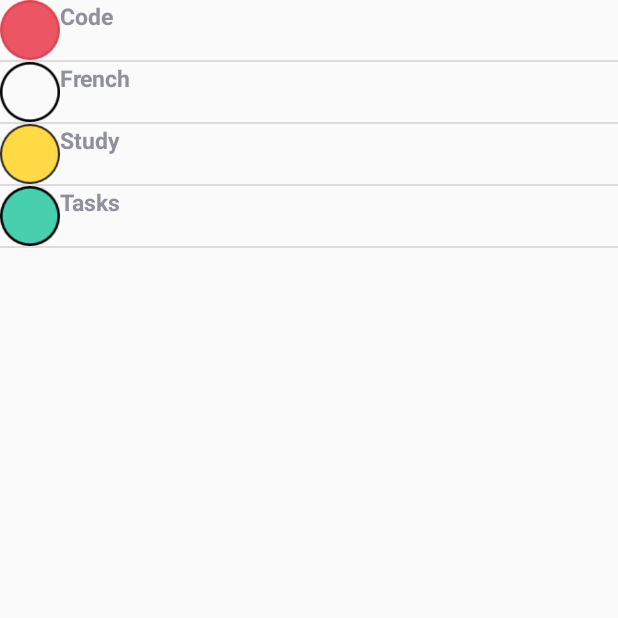
After one commit to alsahmou/focus-android-app, an Android app: the TaskManager screen opened directly, with no data from a screen before it, on a phone screen of 412 x 824 dp, the top half of it. The commit adds this screen. Run offline under Robolectric (Android 15) with nearby library versions, the phone set to English and light mode, and no system bars.

Commit message:
Tasks List Created

```diff
--- a/app/src/main/AndroidManifest.xml
+++ b/app/src/main/AndroidManifest.xml
@@ -9,7 +9,9 @@
         android:roundIcon="@mipmap/ic_launcher_round"
         android:supportsRtl="true"
         android:theme="@style/AppTheme">
-        <activity android:name=".MainActivity"
+        <activity android:name=".TaskManager"></activity>
+        <activity
+            android:name=".MainActivity"
             android:configChanges="orientation|keyboardHidden"
             android:label="@string/app_name">
             <intent-filter>
@@ -18,7 +20,6 @@
                 <category android:name="android.intent.category.LAUNCHER" />
             </intent-filter>
         </activity>
-
     </application>
 
 </manifest>
--- /dev/null
+++ b/app/src/main/java/com/example/focusapp/ImageAndTextAdapter.java
@@ -0,0 +1,65 @@
+package com.example.focusapp;
+
+
+import android.content.Context;
+import android.content.res.TypedArray;
+import android.view.LayoutInflater;
+import android.view.View;
+import android.view.ViewGroup;
+import android.widget.ArrayAdapter;
+import android.widget.ImageView;
+import android.widget.TextView;
+
+import com.example.focusapp.R;
+
+
+public class ImageAndTextAdapter extends ArrayAdapter<String> {
+
+    private LayoutInflater mInflater;
+
+    private String[] mStrings;
+    private TypedArray mIcons;
+
+    private int mViewResourceId;
+
+    public ImageAndTextAdapter(Context ctx, int viewResourceId,
+                               String[] strings, TypedArray icons) {
+        super(ctx, viewResourceId, strings);
+
+        mInflater = (LayoutInflater)ctx.getSystemService(
+                Context.LAYOUT_INFLATER_SERVICE);
+
+        mStrings = strings;
+        mIcons = icons;
+
+        mViewResourceId = viewResourceId;
+    }
+
+    @Override
+    public int getCount() {
+        return mStrings.length;
+    }
+
+    @Override
+    public String getItem(int position) {
+        return mStrings[position];
+    }
+
+    @Override
+    public long getItemId(int position) {
+        return 0;
+    }
+
+    @Override
+    public View getView(int position, View convertView, ViewGroup parent) {
+        convertView = mInflater.inflate(mViewResourceId, null);
+
+        ImageView iv = (ImageView)convertView.findViewById(R.id.imageView);
+        iv.setImageDrawable(mIcons.getDrawable(position));
+
+        TextView tv = (TextView)convertView.findViewById(R.id.textView);
+        tv.setText(mStrings[position]);
+
+        return convertView;
+    }
+}
--- /dev/null
+++ b/app/src/main/java/com/example/focusapp/TaskManager.java
@@ -0,0 +1,51 @@
+package com.example.focusapp;
+
+import androidx.appcompat.app.AppCompatActivity;
+
+import android.app.ListActivity;
+import android.content.Context;
+import android.content.res.Resources;
+import android.content.res.TypedArray;
+import android.os.Bundle;
+import android.widget.ArrayAdapter;
+import android.widget.ListView;
+
+import java.lang.reflect.Array;
+
+
+public class TaskManager extends ListActivity {
+    /*
+    ListView tasksListView;
+    String[] tasksList;
+    String[] tasksIconsList;*/
+
+    @Override
+    protected void onCreate(Bundle savedInstanceState) {
+        super.onCreate(savedInstanceState);
+        System.out.println("Task manager open");
+        setContentView(R.layout.activity_task_manager);
+
+        Context context = getApplicationContext();
+        Resources resources = context.getResources();
+
+        String[] tasks_list = {"Code", "French", "Study", "Tasks"};
+
+
+        TypedArray task_icons = resources.obtainTypedArray(R.array.task_icons);
+
+
+
+        setListAdapter(new ImageAndTextAdapter(context, R.layout.secondary_layout, tasks_list, task_icons));
+
+        /*Resources resources = getResources();
+
+        tasksListView = findViewById(R.id.tasksListView);
+        tasksList = resources.getStringArray(R.array.tasksList);
+        tasksIconsList = resources.getStringArray(R.array.tasksIconsList);
+
+        taskAdapter taskAdapter = new taskAdapter(this, tasksList, tasksIconsList);
+        tasksListView.setAdapter(taskAdapter);*/
+
+
+    }
+}
--- /dev/null
+++ b/app/src/main/res/layout/activity_task_manager.xml
@@ -0,0 +1,18 @@
+<?xml version="1.0" encoding="utf-8"?>
+<androidx.constraintlayout.widget.ConstraintLayout xmlns:android="http://schemas.android.com/apk/res/android"
+    xmlns:app="http://schemas.android.com/apk/res-auto"
+    xmlns:tools="http://schemas.android.com/tools"
+    android:layout_width="match_parent"
+    android:layout_height="match_parent"
+    tools:context=".TaskManager">
+
+    <ListView
+        android:id="@+id/android:list"
+        android:layout_width="match_parent"
+        android:layout_height="match_parent"
+        app:layout_constraintBottom_toBottomOf="parent"
+        app:layout_constraintEnd_toEndOf="parent"
+        app:layout_constraintStart_toStartOf="parent"
+        app:layout_constraintTop_toTopOf="parent" />
+
+</androidx.constraintlayout.widget.ConstraintLayout>
--- /dev/null
+++ b/app/src/main/res/layout/secondary_layout.xml
@@ -0,0 +1,23 @@
+<?xml version="1.0" encoding="utf-8"?>
+<LinearLayout xmlns:android="http://schemas.android.com/apk/res/android"
+    android:orientation="horizontal" android:layout_width="match_parent"
+    android:layout_height="match_parent">
+
+
+    <ImageView
+        android:layout_width="40dp"
+        android:layout_height="40dp"
+        android:id="@+id/imageView"/>
+
+    <TextView
+        android:layout_width="match_parent"
+        android:layout_height="match_parent"
+        android:textStyle="bold"
+        android:textSize="15sp"
+        android:id="@+id/textView"/>
+
+    <ListView
+        android:layout_width="match_parent"
+        android:layout_height="match_parent" />
+
+</LinearLayout>
--- a/app/src/main/res/values/strings.xml
+++ b/app/src/main/res/values/strings.xml
@@ -1,3 +1,17 @@
 <resources>
     <string name="app_name">Focus App</string>
+
+    <string-array name="tasksList">
+        <item>Code</item>
+        <item>French</item>
+        <item>Jobs</item>
+        <item>Tasks</item>
+    </string-array>
+
+    <string-array name="tasksIconsList">
+        <item>a</item>
+        <item>b</item>
+        <item>c</item>
+        <item>d</item>
+    </string-array>
 </resources>
--- /dev/null
+++ b/app/src/main/res/values/task_icons.xml
@@ -0,0 +1,9 @@
+<?xml version="1.0" encoding="utf-8"?>
+<resources>
+    <array name="task_icons">
+        <item>@drawable/red</item>
+        <item>@drawable/white</item>
+        <item>@drawable/yellow</item>
+        <item>@drawable/turquoise</item>
+    </array>
+</resources>
```
Also changed, not shown: app/src/main/java/com/example/focusapp/MainActivity.java (+11 -1 lines), app/src/main/java/com/example/focusapp/taskAdapter.java (added, +53 -0 lines), app/src/main/res/layout/activity_main.xml (+10 -0 lines), app/src/main/res/layout/tasks_list_view_detail.xml (added, +28 -0 lines), app/src/main/res/values/ninjas.xml (added, +9 -0 lines), app/src/main/res/drawable/red.png (added), app/src/main/res/drawable/turquoise.png (added), app/src/main/res/drawable/white.png (added), app/src/main/res/drawable/yellow.png (added).
